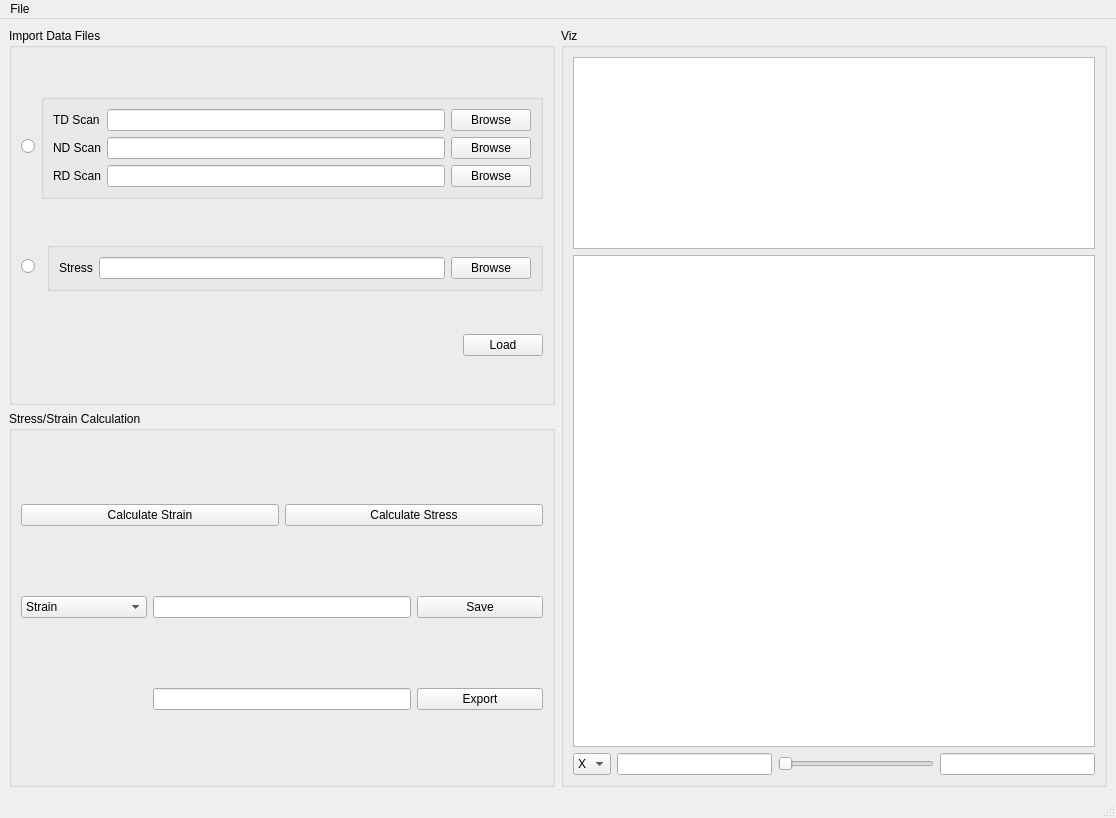
Before: the Qt Designer form designer/sscalvizwindow.ui in neutrons/PyRS, drawn with Qt 5.
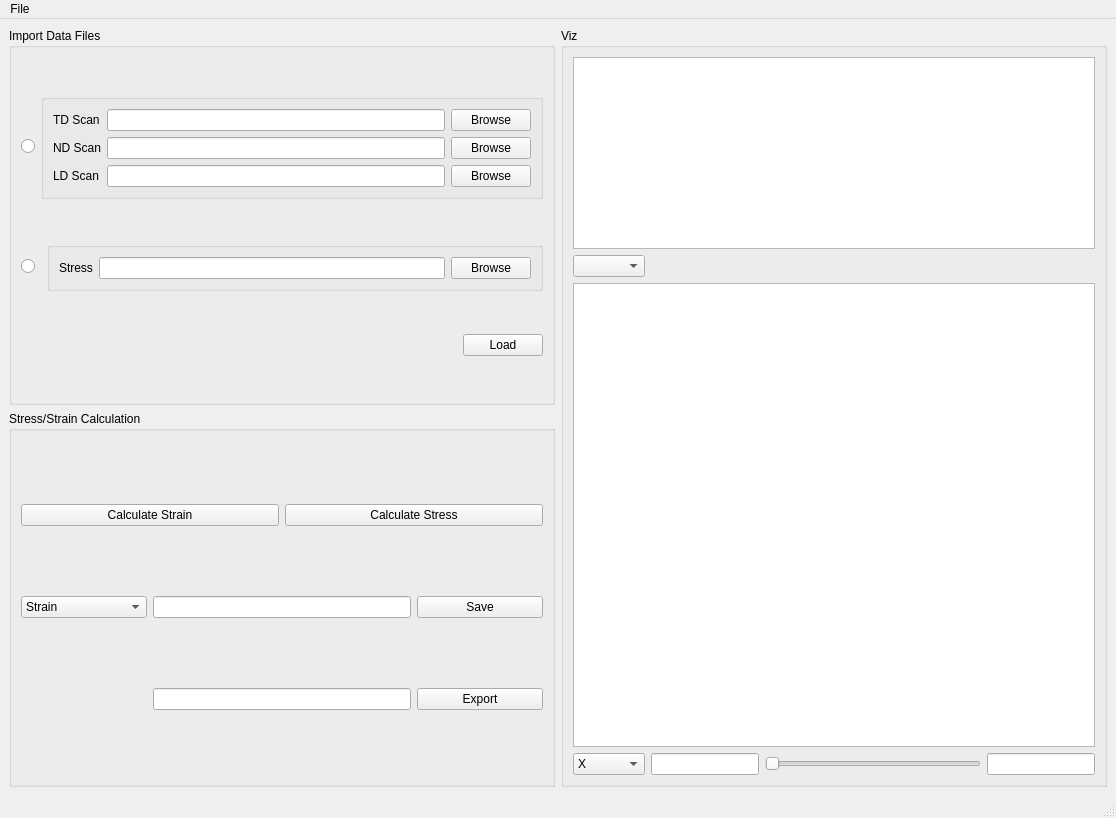
After: the same form once the commit is applied.

Commit message: Refs #15. Checkpointing implementation of strain/stress window.

```diff
--- a/designer/sscalvizwindow.ui
+++ b/designer/sscalvizwindow.ui
@@ -97,7 +97,7 @@
           <item row="2" column="0">
            <widget class="QLabel" name="label_3">
             <property name="text">
-             <string>RD Scan</string>
+             <string>LD Scan</string>
             </property>
            </widget>
           </item>
@@ -154,6 +154,13 @@
        <string>Viz</string>
       </property>
       <layout class="QGridLayout" name="gridLayout_5">
+       <item row="3" column="2">
+        <widget class="QSlider" name="horizontalSlider_slicer">
+         <property name="orientation">
+          <enum>Qt::Horizontal</enum>
+         </property>
+        </widget>
+       </item>
        <item row="0" column="0" colspan="4">
         <widget class="QPlainTextEdit" name="plainTextEdit">
          <property name="sizePolicy">
@@ -167,15 +174,15 @@
          </property>
         </widget>
        </item>
-       <item row="1" column="0" colspan="4">
-        <widget class="QGraphicsView" name="graphicsView">
+       <item row="2" column="0" colspan="4">
+        <widget class="QGraphicsView" name="graphicsView_sliceView">
          <property name="toolTip">
           <string>&lt;html&gt;&lt;head/&gt;&lt;body&gt;&lt;p&gt;Sliced view in contour plot&lt;/p&gt;&lt;/body&gt;&lt;/html&gt;</string>
          </property>
         </widget>
        </item>
-       <item row="2" column="0">
-        <widget class="QComboBox" name="comboBox_2">
+       <item row="3" column="0">
+        <widget class="QComboBox" name="comboBox_sliceDirection">
          <item>
           <property name="text">
            <string>X</string>
@@ -193,18 +200,28 @@
          </item>
         </widget>
        </item>
-       <item row="2" column="1">
-        <widget class="QLineEdit" name="lineEdit_7"/>
+       <item row="3" column="1">
+        <widget class="QLineEdit" name="lineEdit_sliceStartValue">
+         <property name="sizePolicy">
+          <sizepolicy hsizetype="Preferred" vsizetype="Fixed">
+           <horstretch>0</horstretch>
+           <verstretch>0</verstretch>
+          </sizepolicy>
+         </property>
+        </widget>
        </item>
-       <item row="2" column="2">
-        <widget class="QSlider" name="horizontalSlider">
-         <property name="orientation">
-          <enum>Qt::Horizontal</enum>
+       <item row="3" column="3">
+        <widget class="QLineEdit" name="lineEdit_sliceEndValue">
+         <property name="sizePolicy">
+          <sizepolicy hsizetype="Preferred" vsizetype="Fixed">
+           <horstretch>0</horstretch>
+           <verstretch>0</verstretch>
+          </sizepolicy>
          </property>
         </widget>
        </item>
-       <item row="2" column="3">
-        <widget class="QLineEdit" name="lineEdit_8"/>
+       <item row="1" column="0">
+        <widget class="QComboBox" name="comboBox_plotParameterName"/>
        </item>
       </layout>
      </widget>
```
Left out of the diff: 40 changed lines with no effect on the pictures. The commit also changes 2 other files.
